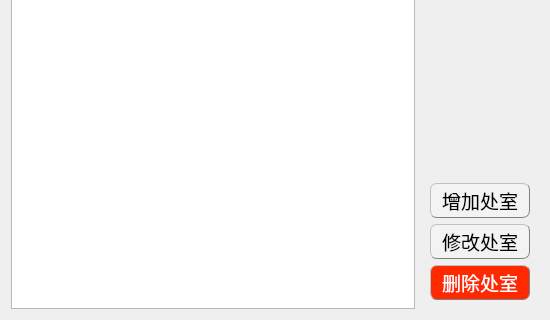
Qt form dptmanagedialog.ui (EsZHU/QtExamSystem) before a commit; both pictures show x 0 to 550 and y 220 to 540 of the 550 by 540 pixel window.
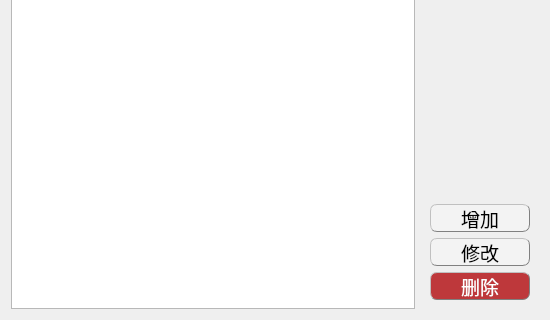
The same form after that commit.

Diff of the .ui file:
```diff
--- a/dptmanagedialog.ui
+++ b/dptmanagedialog.ui
@@ -62,7 +62,7 @@
         <property name="maximumSize">
          <size>
           <width>100</width>
-          <height>16777215</height>
+          <height>28</height>
          </size>
         </property>
         <property name="font">
@@ -76,7 +76,7 @@
 QPushButton:pressed{background-color:rgb(191, 190, 192);border-style: inset;}</string>
         </property>
         <property name="text">
-         <string>增加处室</string>
+         <string>增加</string>
         </property>
        </widget>
       </item>
@@ -85,13 +85,13 @@
         <property name="minimumSize">
          <size>
           <width>100</width>
-          <height>0</height>
+          <height>28</height>
          </size>
         </property>
         <property name="maximumSize">
          <size>
           <width>100</width>
-          <height>16777215</height>
+          <height>28</height>
          </size>
         </property>
         <property name="font">
@@ -105,7 +105,7 @@
 QPushButton:pressed{background-color:rgb(191, 190, 192);border-style: inset;}</string>
         </property>
         <property name="text">
-         <string>修改处室</string>
+         <string>修改</string>
         </property>
        </widget>
       </item>
@@ -114,13 +114,13 @@
         <property name="minimumSize">
          <size>
           <width>100</width>
-          <height>0</height>
+          <height>28</height>
          </size>
         </property>
         <property name="maximumSize">
          <size>
           <width>100</width>
-          <height>16777215</height>
+          <height>28</height>
          </size>
         </property>
         <property name="font">
@@ -129,12 +129,12 @@
          </font>
         </property>
         <property name="styleSheet">
-         <string notr="true">QPushButton{background-color: rgb(255, 41, 0);border:0.5px groove gray;border-radius:7px;padding:2px 4px;border-style: outset;color: white;}
-QPushButton:hover{background-color:rgb(232, 15, 0); color: white;}
-QPushButton:pressed{background-color:rgb(140, 14, 0);border-style: inset;color:white}</string>
+         <string notr="true">QPushButton{background-color: rgb(190, 56, 59);border:0.5px groove gray;border-radius:7px;padding:2px 4px;border-style: outset;color: white;}
+QPushButton:hover{background-color:rgb(225, 34, 22); color: white;}
+QPushButton:pressed{background-color:rgb(128, 7, 28);border-style: inset;color:white}</string>
         </property>
         <property name="text">
-         <string>删除处室</string>
+         <string>删除</string>
         </property>
        </widget>
       </item>
```
Left out of the diff: 3 changed lines with no effect on the pictures.
